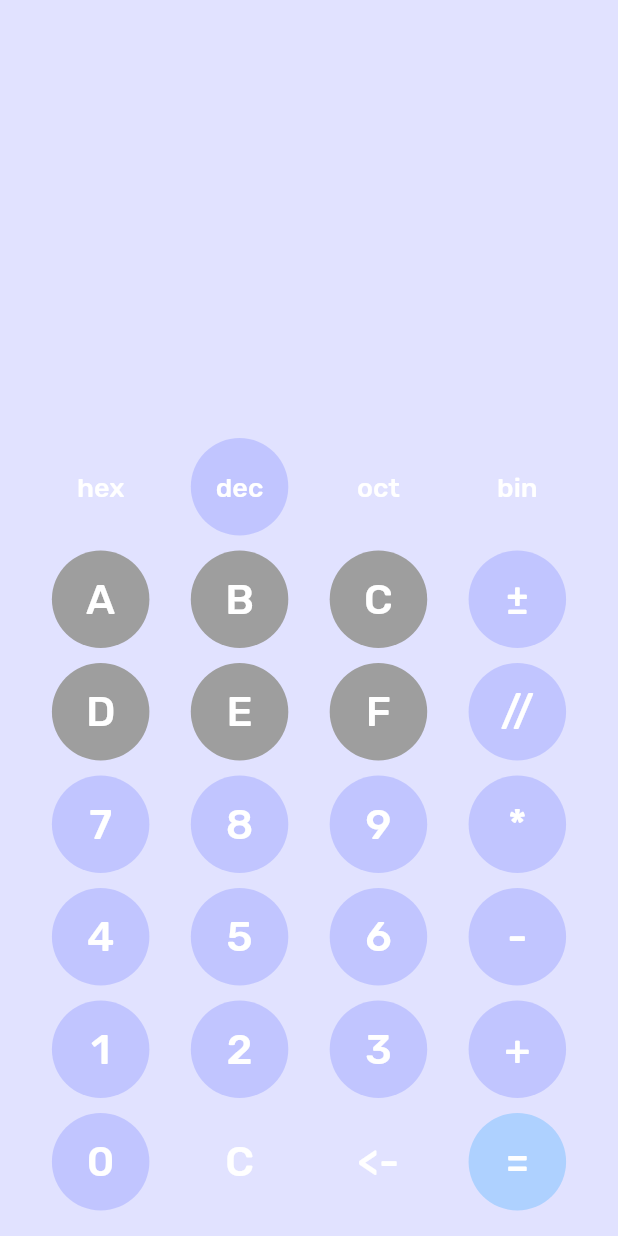
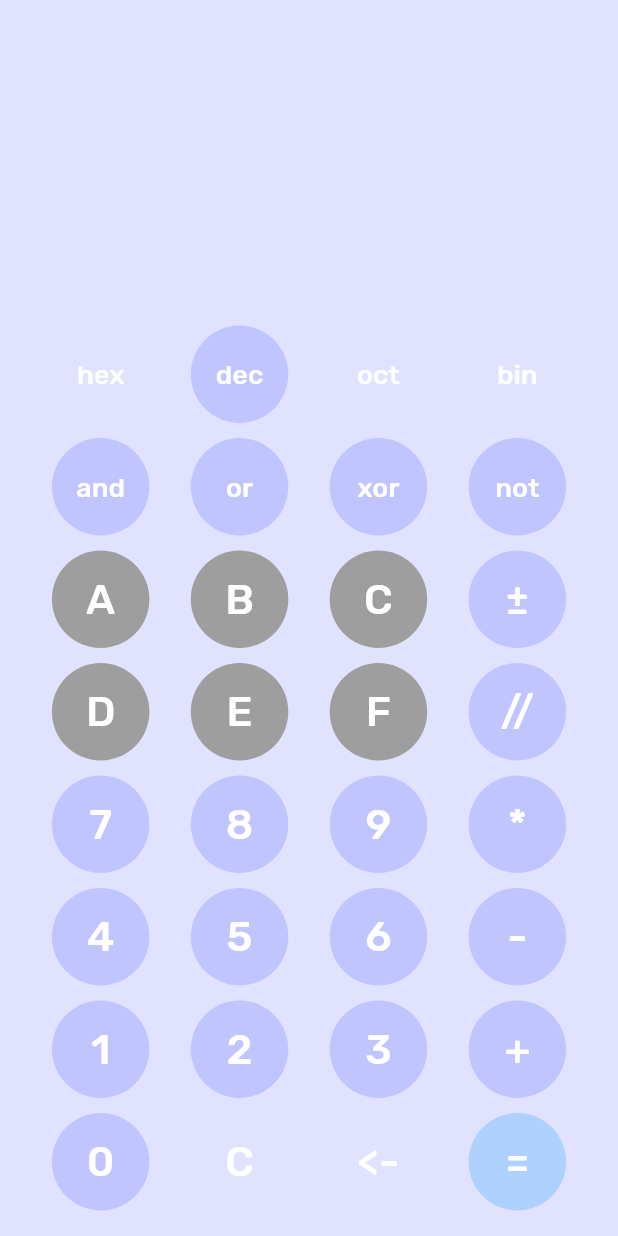
Before and after one commit to neoruien/binary-calculator, a Flutter app: the screen it shows after launch, on a phone screen of 412 x 824 dp. Run offline on Flutter 3.47's test engine with Material 2 defaults, Android fonts, the phone set to English and light mode, and no system bars; our stand-ins replace google_fonts.

Commit message:
Add more functionalities

```diff
--- a/lib/main.dart
+++ b/lib/main.dart
@@ -45,7 +45,15 @@ class _CalcAppState extends State<CalcApp> {
   }
 
   bool isNumeric(String text) {
-    return "+-*/".contains(text) == false;
+    return "+-*/".contains(text) == false && text != "and" && text != "or" && text != "xor";
+  }
+
+  bool isBinaryOperator(String text) {
+    return text == "+" || text == "-" || text == "*" || text == "//" ||  text == "and" || text == "or" || text == "xor";
+  }
+
+  bool isUnaryOperator(String text) {
+    return text == "±" || text == "not";
   }
 
   bool isFloat(String text) {
@@ -67,6 +75,18 @@ class _CalcAppState extends State<CalcApp> {
     debugPrint('$_exp');
   }
 
+  void enterNotSign(String text) {
+    setState(() {
+      if (_answer.length > 0) {
+        _exp.clear();
+        _exp.add(not(_answer));
+        _answer = '';
+      } else if (_exp.length > 0) {
+        _exp.last = not(_exp.last);
+      }
+    });
+  }
+
   void enterPlusMinusSign(String text) {
     setState(() {
       if (_answer.length > 0) {
@@ -77,6 +97,14 @@ class _CalcAppState extends State<CalcApp> {
         _exp.last = negate(_exp.last);
       }
     });
+  }
+
+  String not(String text) {
+    if (text.startsWith('not')) {
+      return text.split("(")[1].split(")")[0];
+    } else {
+      return 'not(' + text + ')';
+    }
   }
 
   String negate(String text) {
@@ -137,6 +165,10 @@ class _CalcAppState extends State<CalcApp> {
 
     // Convert to dec
     for (int i=0; i<_dec.length; i++) {
+      if (_dec[i].startsWith("not")) {
+        int targetNum = int.parse(_dec[i].split("(")[1].split(")")[0]);
+        _dec[i] = (~targetNum).toString();
+      }
       if (isNumeric(_dec[i])) {
         _dec[i] = int.parse(_dec[i], radix: _radix);
       }
@@ -151,7 +183,13 @@ class _CalcAppState extends State<CalcApp> {
       if (_dec[i] == "*") {
         _processed.last = _processed.last * _dec[i+1];
       } else if (_dec[i] == "/") {
-        _processed.last = _processed.last ~/ _dec[i+1];
+        _processed.last = _processed.last ~/ _dec[i + 1];
+      } else if (_dec[i] == "and") {
+        _processed.last = _processed.last & _dec[i + 1];
+      } else if (_dec[i] == "or") {
+        _processed.last = _processed.last | _dec[i + 1];
+      } else if (_dec[i] == "xor") {
+        _processed.last = _processed.last ^ _dec[i + 1];
       } else {
         _processed.add(_dec[i]);
         _processed.add(_dec[i+1]);
@@ -257,6 +295,35 @@ class _CalcAppState extends State<CalcApp> {
                     textSize: 18,
                     fillColor: _radix == 2 ? Constants.SECONDARY_COLOR : 0x00,
                     callback: changeRadix,
+                  ),
+                ],
+              ),
+              Row(
+                mainAxisAlignment: MainAxisAlignment.spaceEvenly,
+                children: <Widget>[
+                  CalcButton(
+                    text: 'and',
+                    textSize: 18,
+                    fillColor: Constants.SECONDARY_COLOR,
+                    callback: selectOperator,
+                  ),
+                  CalcButton(
+                    text: 'or',
+                    textSize: 18,
+                    fillColor: Constants.SECONDARY_COLOR,
+                    callback: selectOperator,
+                  ),
+                  CalcButton(
+                    text: 'xor',
+                    textSize: 18,
+                    fillColor: Constants.SECONDARY_COLOR,
+                    callback: selectOperator,
+                  ),
+                  CalcButton(
+                    text: 'not',
+                    textSize: 18,
+                    fillColor: Constants.SECONDARY_COLOR,
+                    callback: enterNotSign,
                   ),
                 ],
               ),
```
